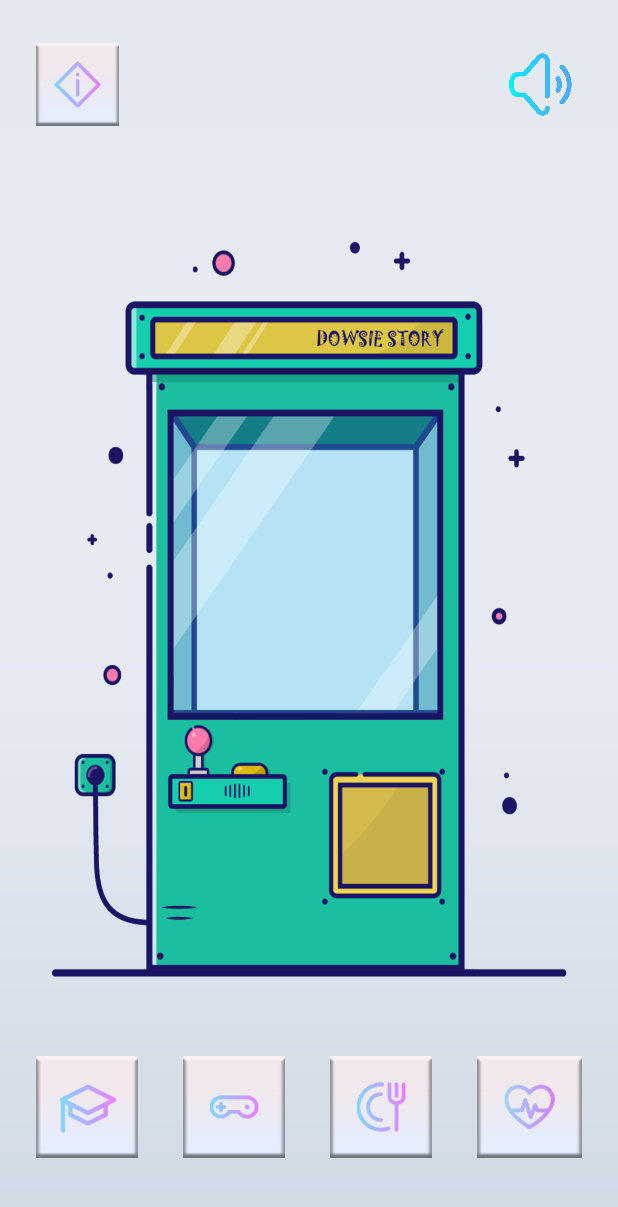
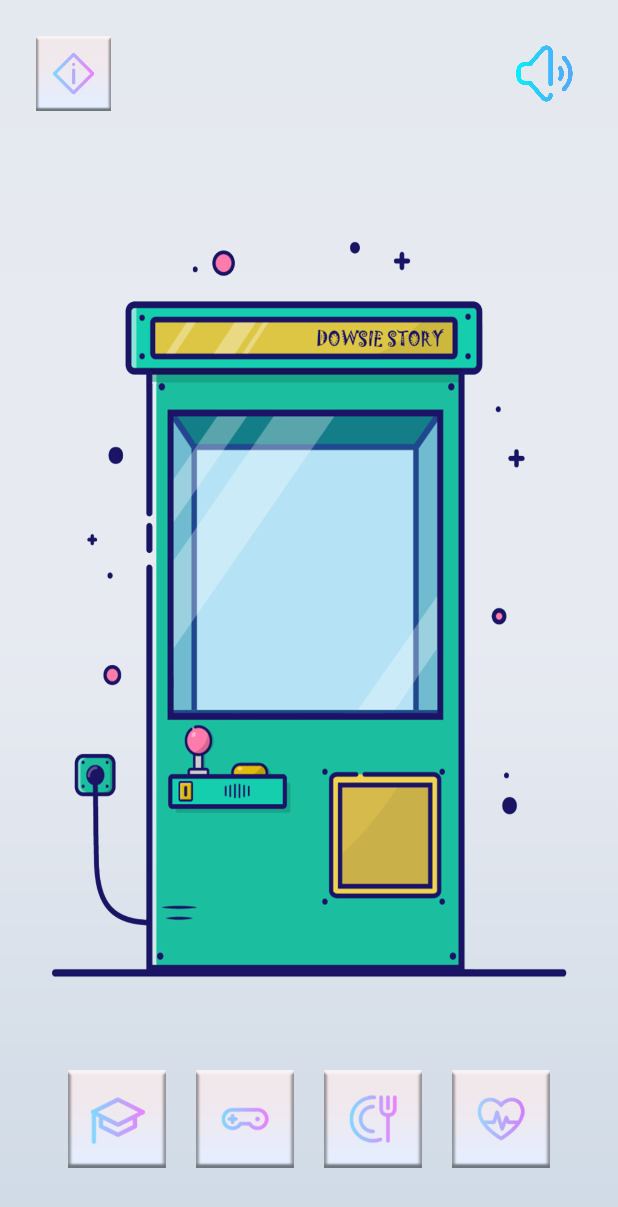
Before and after one commit to thieugiakk-hhp/Game, an Android app: the layout activity_main.xml on its own in the app's theme, with its tools: preview values and no code run, on a phone screen of 412 x 824 dp. Shown: the top 1207 px of the screen. Run offline under Robolectric (Android 15) with nearby library versions, the phone set to English and light mode, and no system bars.

Commit message:
Chắc là phần giao diện tạm ổn

```diff
--- a/app/src/main/java/com/unknown/game/StartActivity.java
+++ b/app/src/main/java/com/unknown/game/StartActivity.java
@@ -5,9 +5,12 @@ import androidx.appcompat.app.AppCompatActivity;
 import android.content.Context;
 import android.content.Intent;
 import android.content.SharedPreferences;
+import android.graphics.Point;
 import android.media.MediaPlayer;
 import android.os.Bundle;
+import android.view.Display;
 import android.view.View;
+import android.view.WindowManager;
 import android.widget.Button;
 import android.widget.EditText;
 import android.widget.TextView;
--- a/app/src/main/res/layout/activity_main.xml
+++ b/app/src/main/res/layout/activity_main.xml
@@ -5,128 +5,99 @@
     android:layout_width="match_parent"
     android:layout_height="match_parent"
     android:background="@drawable/background_main_activity"
+    android:orientation="horizontal"
+    android:layout_gravity="center_horizontal"
     tools:context=".MainActivity">
 
-    <RelativeLayout
-        android:id="@+id/relativeLayoutTop"
+    <LinearLayout
+        android:id="@+id/relativeLayout"
         android:layout_width="match_parent"
-        android:layout_height="75dp"
+        android:layout_height="65dp"
+        android:orientation="horizontal"
+        android:gravity="center_horizontal"
         app:layout_constraintBottom_toBottomOf="parent"
         app:layout_constraintEnd_toEndOf="parent"
         app:layout_constraintHorizontal_bias="0.5"
         app:layout_constraintStart_toStartOf="parent"
         app:layout_constraintTop_toTopOf="parent"
-        app:layout_constraintVertical_bias="0.025">
-
-        <Button
-            android:id="@+id/btnIn4"
-            android:layout_width="55dp"
-            android:layout_height="55dp"
-            android:layout_alignParentStart="true"
-            android:layout_alignParentTop="true"
-            android:layout_alignParentBottom="true"
-            android:layout_marginStart="24dp"
-            android:layout_marginTop="10dp"
-            android:layout_marginBottom="10dp"
-            android:background="@drawable/button_information"
-            android:onClick="btnIn4OnClick"
-            tools:ignore="SpeakableTextPresentCheck" />
-
-        <Button
-            android:id="@+id/btnSetVolume"
-            android:layout_width="55dp"
-            android:layout_height="55dp"
-            android:layout_alignParentTop="true"
-            android:layout_alignParentEnd="true"
-            android:layout_alignParentBottom="true"
-            android:layout_marginTop="10dp"
-            android:layout_marginEnd="24dp"
-            android:layout_marginBottom="10dp"
-            android:background="@drawable/ic_volume"
-            android:onClick="btnSetVolumeOnClick"
-            android:scaleX="0.75"
-            android:scaleY="0.75"
-            tools:ignore="SpeakableTextPresentCheck" />
-
-    </RelativeLayout>
-
-    <RelativeLayout
-        android:id="@+id/relativeLayout"
-        android:layout_width="match_parent"
-        android:layout_height="100dp"
-        app:layout_constraintBottom_toBottomOf="parent"
-        app:layout_constraintEnd_toEndOf="parent"
-        app:layout_constraintHorizontal_bias="0.5"
-        app:layout_constraintStart_toStartOf="parent"
-        app:layout_constraintTop_toTopOf="parent"
-        app:layout_constraintVertical_bias="0.95">
+        app:layout_constraintVertical_bias="0.94">
 
         <Button
             android:id="@+id/btnStudy"
-            android:layout_width="68dp"
-            android:layout_height="68dp"
-            android:layout_alignParentStart="true"
-            android:layout_alignParentTop="true"
-            android:layout_alignParentBottom="true"
-            android:layout_marginStart="24dp"
-            android:layout_marginTop="16dp"
-            android:layout_marginBottom="16dp"
+            android:layout_width="65dp"
+            android:layout_height="65dp"
+            android:layout_marginEnd="10dp"
             android:background="@drawable/button_study"
             android:onClick="btnStudyOnClick"
             tools:ignore="SpeakableTextPresentCheck" />
 
         <Button
             android:id="@+id/btnPlay"
-            android:layout_width="68dp"
-            android:layout_height="68dp"
-            android:layout_alignTop="@+id/btnStudy"
-            android:layout_alignBottom="@+id/btnStudy"
-            android:layout_marginStart="30dp"
-            android:layout_marginTop="0dp"
-            android:layout_marginBottom="0dp"
-            android:layout_toEndOf="@+id/btnStudy"
+            android:layout_width="65dp"
+            android:layout_height="65dp"
+            android:layout_marginStart="10dp"
+            android:layout_marginEnd="10dp"
             android:background="@drawable/button_playgame"
             android:onClick="btnPlayOnClick"
             tools:ignore="SpeakableTextPresentCheck" />
 
+
         <Button
             android:id="@+id/btnEating"
-            android:layout_width="68dp"
-            android:layout_height="68dp"
-            android:layout_alignTop="@+id/btnPlay"
-            android:layout_alignBottom="@+id/btnPlay"
-            android:layout_marginStart="30dp"
-            android:layout_marginTop="0dp"
-            android:layout_marginBottom="0dp"
-            android:layout_toEndOf="@+id/btnPlay"
+            android:layout_width="65dp"
+            android:layout_height="65dp"
+            android:layout_marginStart="10dp"
+            android:layout_marginEnd="10dp"
             android:background="@drawable/button_eating"
             android:onClick="btnEatingOnClick"
             tools:ignore="SpeakableTextPresentCheck" />
 
         <Button
             android:id="@+id/btnHealing"
-            android:layout_width="68dp"
-            android:layout_height="68dp"
-            android:layout_alignTop="@+id/btnEating"
-            android:layout_alignBottom="@+id/btnEating"
-            android:layout_alignParentEnd="true"
-            android:layout_marginStart="30dp"
-            android:layout_marginTop="0dp"
-            android:layout_marginEnd="24dp"
-            android:layout_marginBottom="0dp"
-            android:layout_toEndOf="@+id/btnEating"
+            android:layout_width="65dp"
+            android:layout_height="65dp"
+            android:layout_marginStart="10dp"
             android:background="@drawable/button_healing"
             android:onClick="btnHealingOnClick"
             tools:ignore="SpeakableTextPresentCheck" />
-    </RelativeLayout>
+
+    </LinearLayout>
 
     <TextView
         android:id="@+id/tvNotiStt"
         android:layout_width="wrap_content"
         android:layout_height="wrap_content"
+        android:layout_marginTop="90dp"
         android:fontFamily="@font/icieleffra_regular"
         app:layout_constraintEnd_toEndOf="parent"
+        app:layout_constraintHorizontal_bias="0.5"
         app:layout_constraintStart_toStartOf="parent"
-        app:layout_constraintTop_toBottomOf="@+id/relativeLayoutTop" />
+        app:layout_constraintTop_toTopOf="parent" />
+
+    <Button
+        android:id="@+id/btnIn4"
+        android:layout_width="50dp"
+        android:layout_height="50dp"
+        android:layout_marginStart="24dp"
+        android:layout_marginTop="24dp"
+        android:background="@drawable/button_information"
+        android:onClick="btnIn4OnClick"
+        app:layout_constraintStart_toStartOf="parent"
+        app:layout_constraintTop_toTopOf="parent"
+        tools:ignore="SpeakableTextPresentCheck" />
+
+    <Button
+        android:id="@+id/btnSetVolume"
+        android:layout_width="50dp"
+        android:layout_height="50dp"
+        android:layout_marginTop="24dp"
+        android:layout_marginEnd="24dp"
+        android:background="@drawable/ic_volume"
+        android:onClick="btnSetVolumeOnClick"
+        android:scaleX="0.75"
+        android:scaleY="0.75"
+        app:layout_constraintEnd_toEndOf="parent"
+        app:layout_constraintTop_toTopOf="parent"
+        tools:ignore="SpeakableTextPresentCheck" />
 
 </androidx.constraintlayout.widget.ConstraintLayout>
--- a/app/src/main/res/layout/activity_pet_in4.xml
+++ b/app/src/main/res/layout/activity_pet_in4.xml
@@ -5,6 +5,8 @@
     android:layout_width="match_parent"
     android:layout_height="match_parent"
     android:background="@drawable/background_in4_activity"
+    android:orientation="horizontal"
+    android:layout_gravity="center_horizontal"
     tools:context=".PetIn4Activity" >
 
 
--- a/app/src/main/res/layout/activity_start.xml
+++ b/app/src/main/res/layout/activity_start.xml
@@ -5,6 +5,8 @@
     android:layout_width="match_parent"
     android:layout_height="match_parent"
     android:background="@drawable/background_start_activity"
+    android:orientation="horizontal"
+    android:layout_gravity="center_horizontal"
     tools:context=".StartActivity">
 
     <Button
--- a/app/src/main/res/layout/activity_study.xml
+++ b/app/src/main/res/layout/activity_study.xml
@@ -5,6 +5,8 @@
     android:layout_width="match_parent"
     android:layout_height="match_parent"
     android:background="@drawable/background_study_activity"
+    android:orientation="horizontal"
+    android:layout_gravity="center_horizontal"
     tools:context=".StudyActivity">
 
     <androidx.constraintlayout.widget.ConstraintLayout
```
Also changed, not shown: app/src/main/java/com/unknown/game/MainActivity.java (+67 -14 lines), app/src/main/java/com/unknown/game/PetIn4Activity.java (+24 -21 lines), app/src/main/java/com/unknown/game/StudyActivity.java (+8 -8 lines), app/src/main/res/layout/activity_game.xml (+4 -3 lines), app/src/main/res/layout/activity_result_ativity.xml (+21 -19 lines), app/src/main/res/layout/mini_game_result_dialog.xml (deleted, +0 -89 lines).
